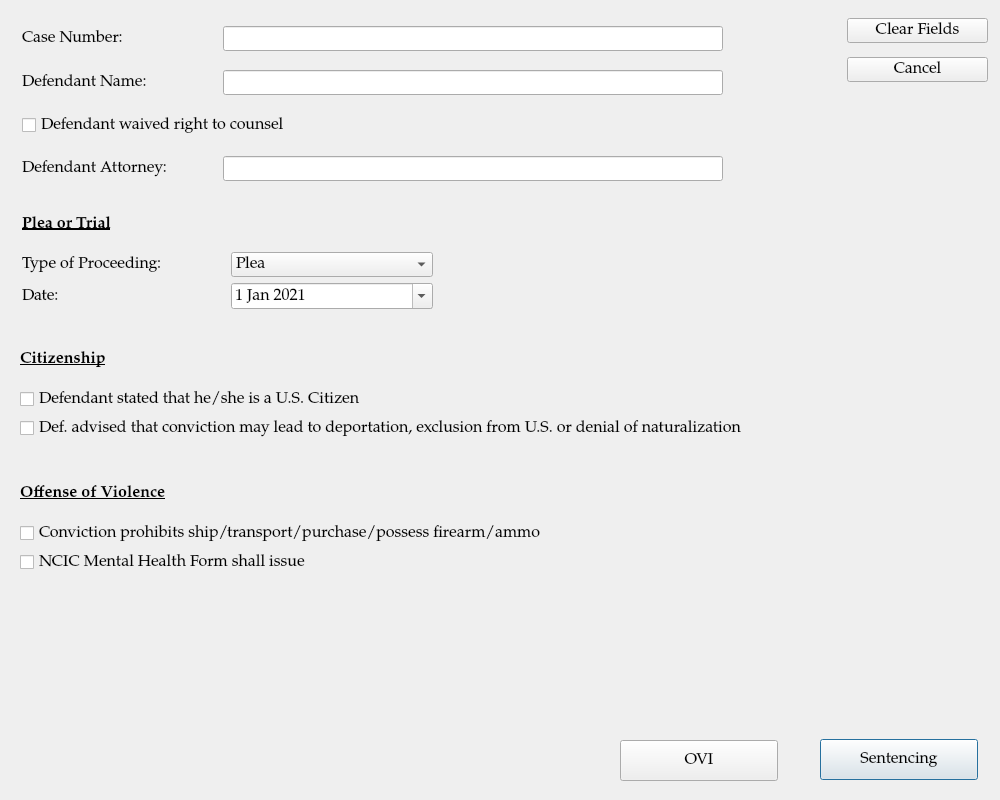
Above: ui/CaseInformationDialog.ui from HunterProgram22/MuniEntry before the change. Below: the same form after it.
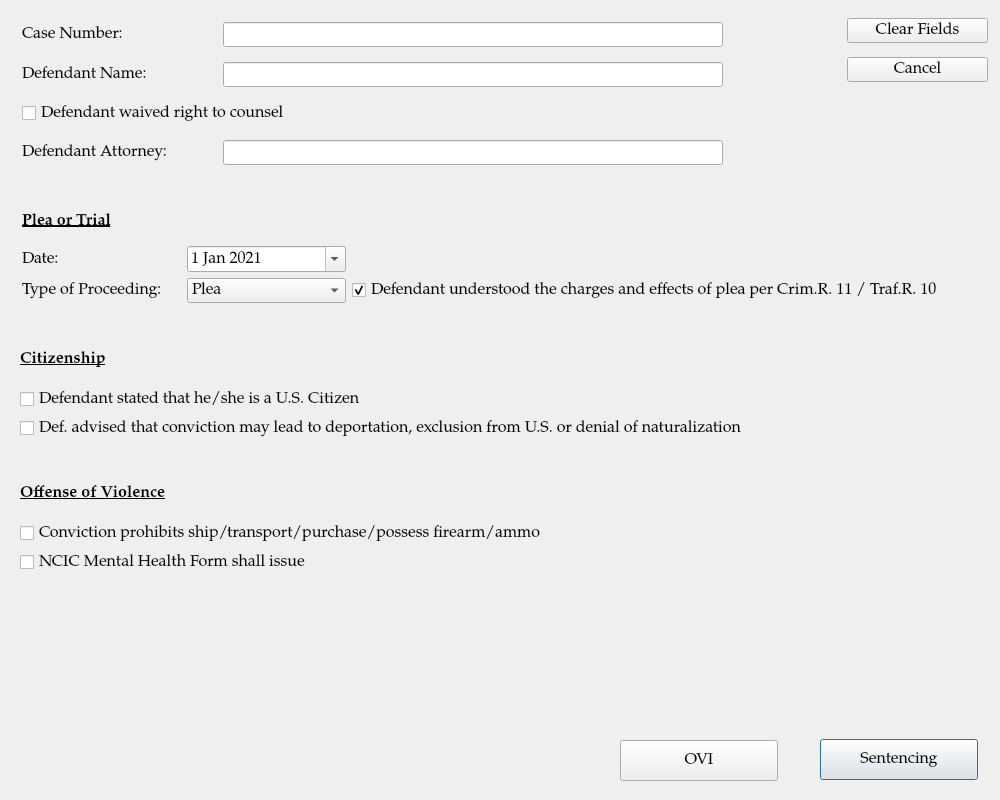
That is the form after the change.

Commit message: Updated case information dialog.

What changed in the file:
```diff
--- a/ui/CaseInformationDialog.ui
+++ b/ui/CaseInformationDialog.ui
@@ -178,7 +178,7 @@
      <x>22</x>
      <y>13</y>
      <width>701</width>
-     <height>181</height>
+     <height>161</height>
     </rect>
    </property>
    <layout class="QGridLayout" name="caseinformation_gridLayout">
@@ -250,40 +250,12 @@
     <rect>
      <x>22</x>
      <y>202</y>
-     <width>411</width>
-     <height>107</height>
+     <width>921</width>
+     <height>101</height>
     </rect>
    </property>
    <layout class="QGridLayout" name="gridLayout_2">
-    <item row="3" column="0">
-     <widget class="QLabel" name="label_3">
-      <property name="text">
-       <string>Date:</string>
-      </property>
-     </widget>
-    </item>
-    <item row="3" column="1">
-     <widget class="QDateEdit" name="plea_trial_date">
-      <property name="minimumDate">
-       <date>
-        <year>2021</year>
-        <month>1</month>
-        <day>1</day>
-       </date>
-      </property>
-      <property name="calendarPopup">
-       <bool>true</bool>
-      </property>
-      <property name="date">
-       <date>
-        <year>2021</year>
-        <month>1</month>
-        <day>1</day>
-       </date>
-      </property>
-     </widget>
-    </item>
-    <item row="1" column="0">
+    <item row="2" column="0">
      <widget class="QLabel" name="label_8">
       <property name="font">
        <font>
@@ -303,7 +275,7 @@
       </property>
      </widget>
     </item>
-    <item row="1" column="1">
+    <item row="2" column="1">
      <widget class="QComboBox" name="comboBox">
       <item>
        <property name="text">
@@ -336,6 +308,44 @@
       </property>
      </widget>
     </item>
+    <item row="2" column="2">
+     <widget class="QCheckBox" name="understood_rights_checkbox">
+      <property name="text">
+       <string>Defendant understood the charges and effects of plea per Crim.R. 11 / Traf.R. 10</string>
+      </property>
+      <property name="checked">
+       <bool>true</bool>
+      </property>
+     </widget>
+    </item>
+    <item row="1" column="0">
+     <widget class="QLabel" name="label_3">
+      <property name="text">
+       <string>Date:</string>
+      </property>
+     </widget>
+    </item>
+    <item row="1" column="1">
+     <widget class="QDateEdit" name="plea_trial_date">
+      <property name="minimumDate">
+       <date>
+        <year>2021</year>
+        <month>1</month>
+        <day>1</day>
+       </date>
+      </property>
+      <property name="calendarPopup">
+       <bool>true</bool>
+      </property>
+      <property name="date">
+       <date>
+        <year>2021</year>
+        <month>1</month>
+        <day>1</day>
+       </date>
+      </property>
+     </widget>
+    </item>
    </layout>
   </widget>
  </widget>
```
Left out of the diff: 4 changed lines with no effect on the pictures. The commit also changes 4 other files.
